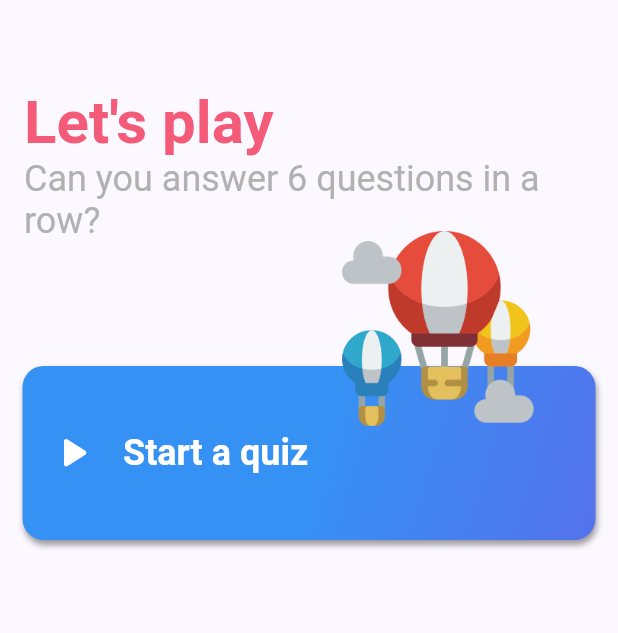
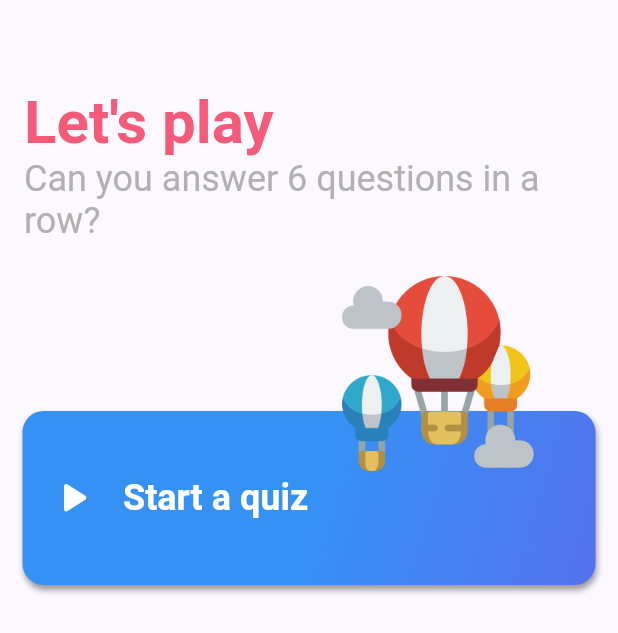
Before and after one commit to jeremyriverain/flutter_quiz_app, a Flutter app: the screen it shows after launch, on a phone screen of 412 x 824 dp. Shown: the top 633 px of the screen. Run offline on Flutter 3.47's test engine with Material 2 defaults, Android fonts, the phone set to English and light mode, and no system bars.

```diff
--- a/lib/views/welcome_view.dart
+++ b/lib/views/welcome_view.dart
@@ -8,9 +8,11 @@ class WelcomeView extends StatelessWidget {
   @override
   Widget build(BuildContext context) {
     return Scaffold(
-      body: Padding(
+      body: SingleChildScrollView(
+        child: Padding(
           padding: const EdgeInsets.symmetric(vertical: 50.0),
           child: Column(
+            crossAxisAlignment: CrossAxisAlignment.start,
             mainAxisAlignment: MainAxisAlignment.start,
             children: [
               ListTile(
@@ -26,11 +28,12 @@ class WelcomeView extends StatelessWidget {
                           color: const Color(0xFFB3B0B0),
                         )),
               ),
-            const SizedBox(height: 60),
+              const SizedBox(height: 90),
               Padding(
                 padding:
                     const EdgeInsets.symmetric(horizontal: 15, vertical: 15.0),
                 child: Container(
+                  constraints: const BoxConstraints(maxWidth: 440),
                   decoration: BoxDecoration(
                     borderRadius: BorderRadius.circular(14),
                     boxShadow: const [
@@ -71,7 +74,7 @@ class WelcomeView extends StatelessWidget {
                           top: -120,
                           right: 40,
                           child: Image.asset(
-                          'images/montgolfieres.png',
+                            'images/hot_air_balloons.png',
                             width: 130,
                           ),
                         ),
@@ -83,6 +86,7 @@ class WelcomeView extends StatelessWidget {
             ],
           ),
         ),
+      ),
     );
   }
 }
```
Also changed, not shown: pubspec.yaml (+19 -1 lines), images/hot_air_balloons.png (renamed from images/montgolfieres.png), images/quiz.png (added), pubspec.lock, 35 other files. Lines whose indentation alone changed are shown as unchanged.
